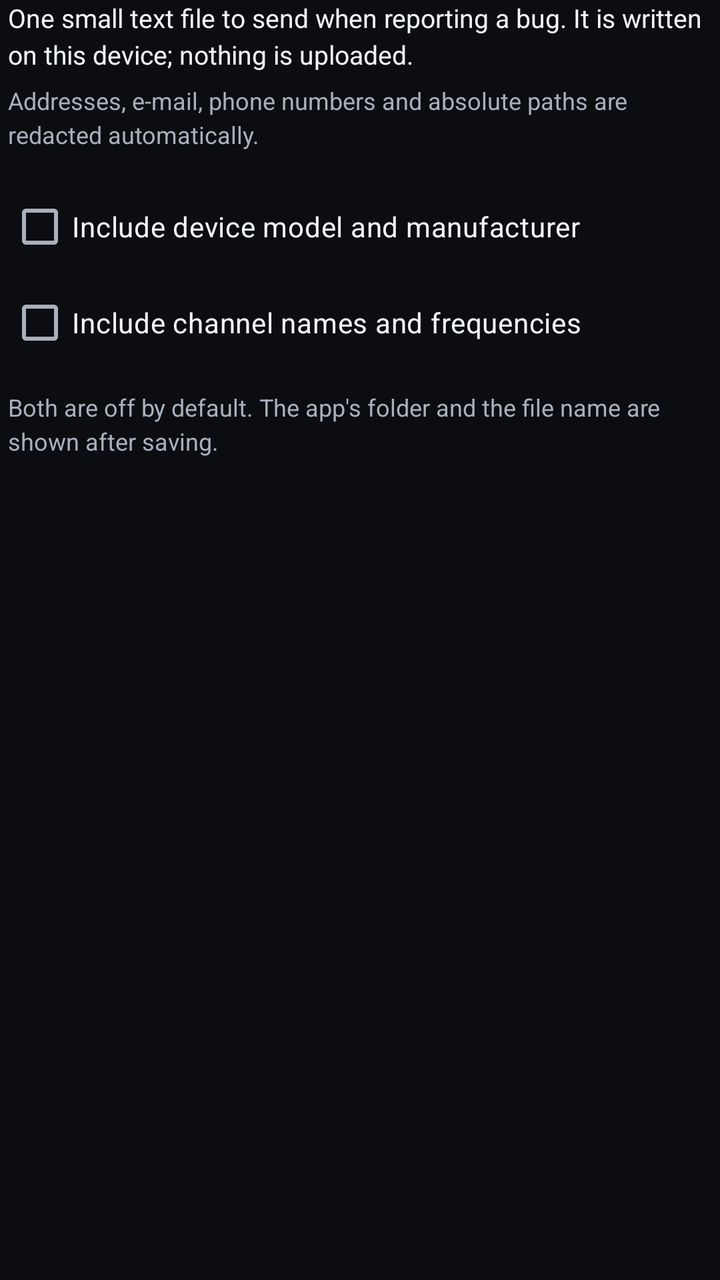
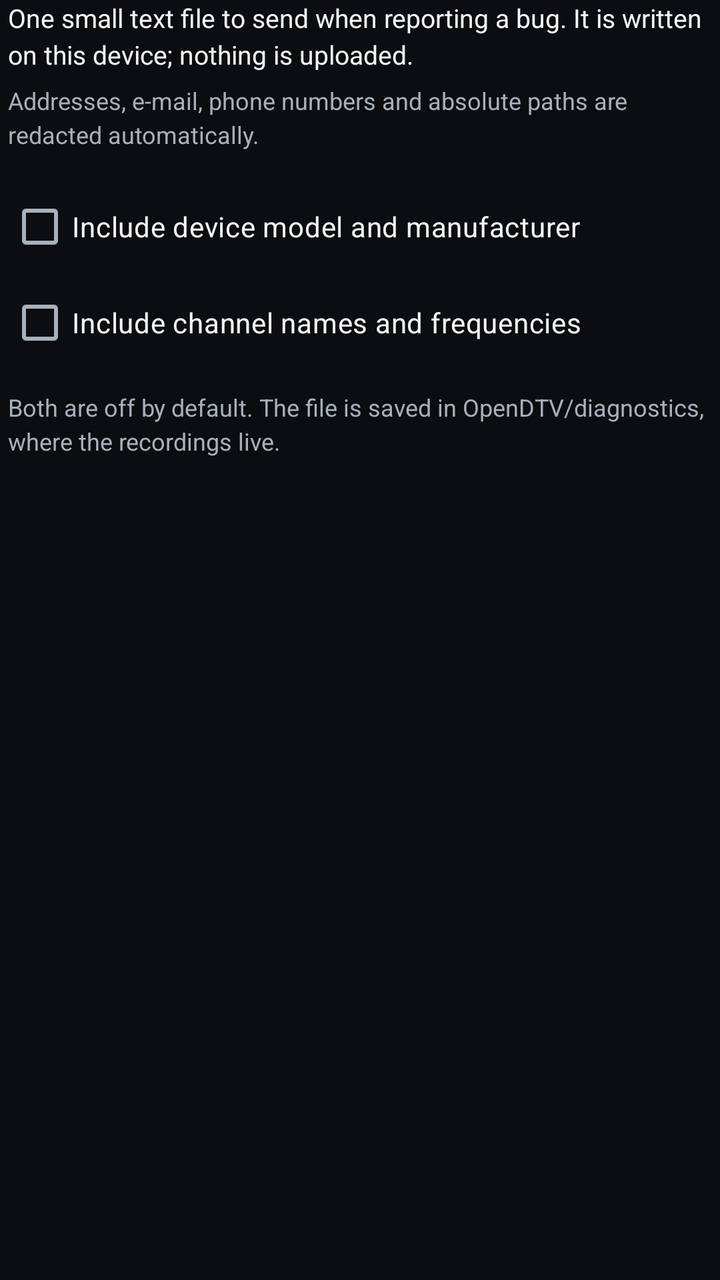

An Android layout rendered at two revisions. The XML below is the earlier revision; the diff shows what the commit changed to produce the second picture.
<!-- AndroidManifest.xml: application theme Theme.OpenDtv -->
<!-- res/layout/dialog_export_diagnostics.xml -->
<?xml version="1.0" encoding="utf-8"?>
<LinearLayout xmlns:android="http://schemas.android.com/apk/res/android"
    android:layout_width="match_parent"
    android:layout_height="wrap_content"
    android:orientation="vertical"
    android:paddingHorizontal="4dp">

    <TextView
        android:layout_width="match_parent"
        android:layout_height="wrap_content"
        android:lineSpacingExtra="3dp"
        android:text="One small text file to send when reporting a bug. It is written on this device; nothing is uploaded."
        android:textColor="?attr/colorOnSurface"
        android:textSize="13sp" />

    <TextView
        android:layout_width="match_parent"
        android:layout_height="wrap_content"
        android:layout_marginTop="6dp"
        android:lineSpacingExtra="3dp"
        android:text="Addresses, e-mail, phone numbers and absolute paths are redacted automatically."
        android:textColor="@color/odtv_on_surface_variant"
        android:textSize="12sp" />

    <CheckBox
        android:id="@+id/export_include_device"
        android:layout_width="match_parent"
        android:layout_height="wrap_content"
        android:layout_marginTop="14dp"
        android:text="Include device model and manufacturer"
        android:textColor="?attr/colorOnSurface"
        android:textSize="14sp" />

    <CheckBox
        android:id="@+id/export_include_channels"
        android:layout_width="match_parent"
        android:layout_height="wrap_content"
        android:text="Include channel names and frequencies"
        android:textColor="?attr/colorOnSurface"
        android:textSize="14sp" />

    <TextView
        android:layout_width="match_parent"
        android:layout_height="wrap_content"
        android:layout_marginTop="10dp"
        android:lineSpacingExtra="3dp"
        android:text="Both are off by default. The app's folder and the file name are shown after saving."
        android:textColor="@color/odtv_on_surface_variant"
        android:textSize="12sp" />
</LinearLayout>
<!-- resources referenced by this layout -->
<resources>
  <color name="odtv_on_surface_variant">#A7B0BC</color>
  <style name="Theme.OpenDtv" parent="Theme.Material3.Dark.NoActionBar">
          <item name="colorPrimary">@color/odtv_accent</item>
          <item name="colorOnPrimary">@color/odtv_on_accent</item>
          <item name="colorPrimaryContainer">@color/odtv_accent_dim</item>
          <item name="colorOnPrimaryContainer">@color/odtv_on_surface</item>
          <item name="colorSecondary">@color/odtv_accent</item>
          <item name="colorOnSecondary">@color/odtv_on_accent</item>
          <item name="colorSurface">@color/odtv_surface</item>
          <item name="colorOnSurface">@color/odtv_on_surface</item>
          <item name="colorSurfaceVariant">@color/odtv_surface_variant</item>
          <item name="colorOnSurfaceVariant">@color/odtv_on_surface_variant</item>
          <item name="colorOutline">@color/odtv_divider</item>
          <item name="colorError">@color/odtv_live</item>
          
          <item name="colorAccent">@color/odtv_accent</item>
          <item name="colorControlActivated">@color/odtv_accent</item>
          <item name="colorControlHighlight">@color/odtv_selected_bg</item>
          
          <item name="colorSurfaceContainerLowest">@color/odtv_bg</item>
          <item name="colorSurfaceContainerLow">@color/odtv_surface</item>
          <item name="colorSurfaceContainer">@color/odtv_surface_variant</item>
          <item name="colorSurfaceContainerHigh">@color/odtv_surface_variant</item>
          <item name="colorSurfaceContainerHighest">@color/odtv_surface_high</item>
          <item name="materialAlertDialogTheme">@style/ThemeOverlay.OpenDtv.MaterialAlertDialog</item>
          <item name="android:colorBackground">@color/odtv_bg</item>
          <item name="android:windowBackground">@color/odtv_bg</item>
          <item name="android:statusBarColor">@color/odtv_bg</item>
          <item name="android:navigationBarColor">@color/odtv_bg</item>
          <item name="android:windowLightStatusBar">false</item>
      </style>
  <color name="odtv_accent">#FFC857</color>
  <color name="odtv_on_accent">#1A1200</color>
  <color name="odtv_accent_dim">#B8892E</color>
  <color name="odtv_on_surface">#F2F5F8</color>
  <color name="odtv_surface">#12161C</color>
  <color name="odtv_surface_variant">#1A2028</color>
  <color name="odtv_divider">#2A333D</color>
  <color name="odtv_live">#E5484D</color>
  <color name="odtv_selected_bg">#33FFC857</color>
  <color name="odtv_bg">#0B0D10</color>
  <color name="odtv_surface_high">#232B35</color>
  <style name="ThemeOverlay.OpenDtv.MaterialAlertDialog" parent="ThemeOverlay.Material3.MaterialAlertDialog">
          <item name="alertDialogStyle">@style/Widget.OpenDtv.MaterialAlertDialog</item>
      </style>
  <style name="Widget.OpenDtv.MaterialAlertDialog" parent="MaterialAlertDialog.Material3">
          <item name="backgroundTint">@color/odtv_surface_variant</item>
          <item name="shapeAppearance">@style/ShapeAppearance.OpenDtv.Dialog</item>
      </style>
  <style name="ShapeAppearance.OpenDtv.Dialog" parent="ShapeAppearance.Material3.Corner.ExtraLarge">
          <item name="cornerFamily">rounded</item>
          <item name="cornerSize">20dp</item>
      </style>
</resources>

<!-- the commit's change to res/layout/dialog_export_diagnostics.xml (unified diff, before → after) -->
@@ -44,7 +44,7 @@
         android:layout_height="wrap_content"
         android:layout_marginTop="10dp"
         android:lineSpacingExtra="3dp"
-        android:text="Both are off by default. The app's folder and the file name are shown after saving."
+        android:text="Both are off by default. The file is saved in OpenDTV/diagnostics, where the recordings live."
         android:textColor="@color/odtv_on_surface_variant"
         android:textSize="12sp" />
 </LinearLayout>
